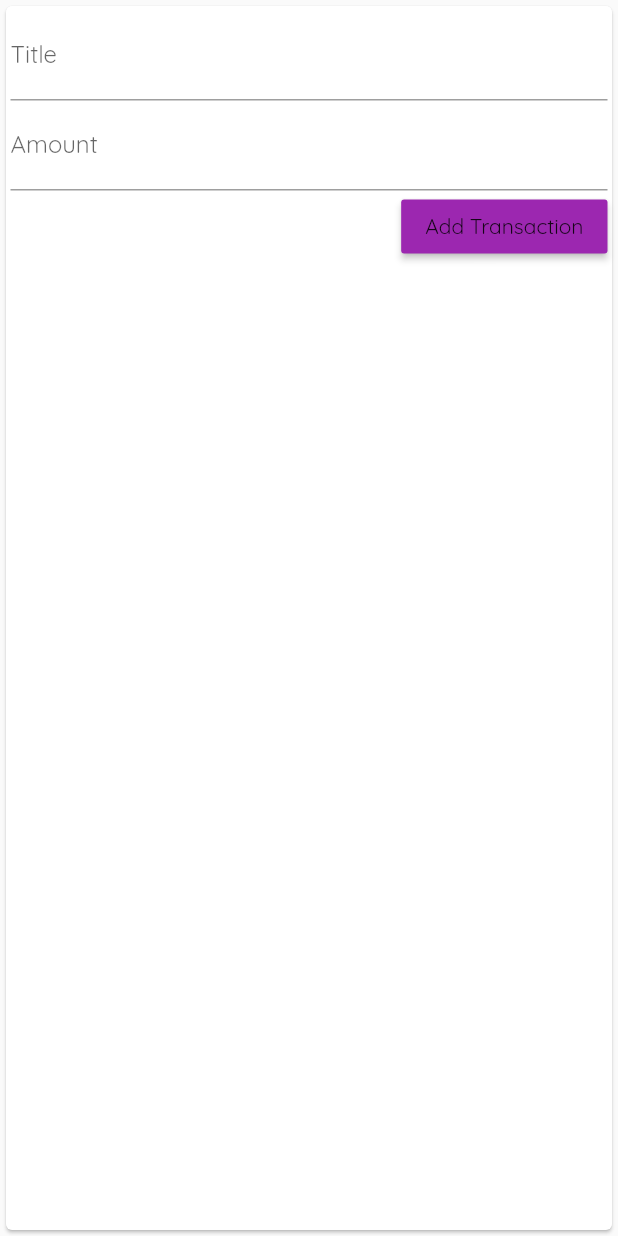
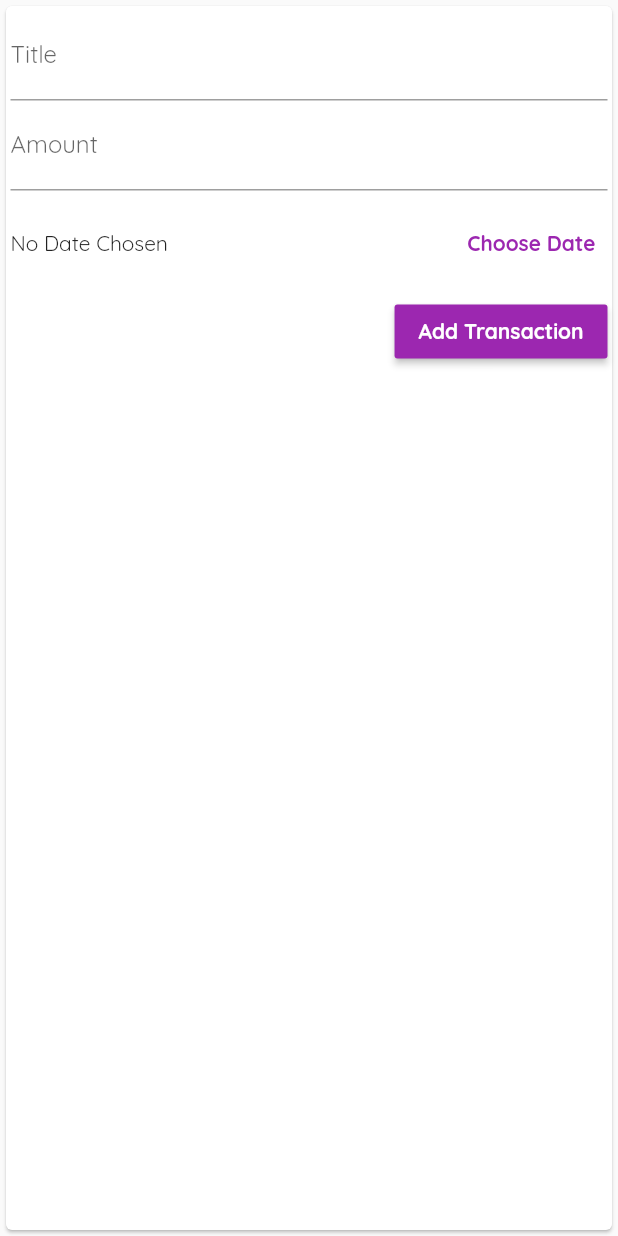
Before and after one commit to mazenmazosh/Personal_expenses, a Flutter app: the NewTransaction widget shown alone on an empty page, opened directly with empty values, after a tap on "Add Transaction", on a phone screen of 412 x 824 dp. Run offline on Flutter 3.47's test engine with Material 2 defaults, Android fonts, the phone set to English and light mode, and no system bars.

Commit message:
seventh change

```diff
--- a/lib/widgets/new_transaction.dart
+++ b/lib/widgets/new_transaction.dart
@@ -1,4 +1,5 @@
 import 'package:flutter/material.dart';
+import 'package:intl/intl.dart';
 
 class NewTransaction extends StatefulWidget {
   NewTransaction(this.addTransaction, {Key? key}) : super(key: key);
@@ -10,19 +11,35 @@ class NewTransaction extends StatefulWidget {
 }
 
 class _NewTransactionState extends State<NewTransaction> {
-  final textController = TextEditingController();
+  final _textController = TextEditingController();
+  final _amountController = TextEditingController();
+  DateTime? _selectedDate;
 
-  final amountController = TextEditingController();
-
-  void SubmitData() {
-    final enteredTitle = textController.text;
-    final enteredAmmount = double.parse(amountController.text);
+  void _SubmitData() {
+    final enteredTitle = _textController.text;
+    final enteredAmmount = double.parse(_amountController.text);
     if (enteredAmmount <= 0 || enteredTitle.isEmpty) {
       return;
     }
     widget.addTransaction(
-        textController.text, double.tryParse(amountController.text)!);
+        _textController.text, double.tryParse(_amountController.text)!);
     Navigator.pop(context);
+  }
+
+  void _presentDatePicker() {
+    showDatePicker(
+      context: context,
+      initialDate: DateTime.now(),
+      firstDate: DateTime(2019),
+      lastDate: DateTime.now(),
+    ).then((value) {
+      if (value == null) {
+        return;
+      }
+      setState(() {
+        _selectedDate = value;
+      });
+    });
   }
 
   @override
@@ -34,19 +51,43 @@ class _NewTransactionState extends State<NewTransaction> {
           crossAxisAlignment: CrossAxisAlignment.end,
           children: [
             TextField(
-              controller: textController,
+              controller: _textController,
               decoration: const InputDecoration(labelText: 'Title'),
-              onSubmitted: (_) => SubmitData(),
+              onSubmitted: (_) => _SubmitData(),
             ),
             TextField(
-              controller: amountController,
+              controller: _amountController,
               decoration: const InputDecoration(labelText: 'Amount'),
               keyboardType: TextInputType.number,
-              onSubmitted: (_) => SubmitData(),
+              onSubmitted: (_) => _SubmitData(),
+            ),
+            Container(
+              height: 70,
+              child: Row(
+                children: [
+                  Expanded(
+                    child: Text(_selectedDate == null
+                        ? 'No Date Chosen'
+                        : 'Picked Date: ${DateFormat.yMd().format(_selectedDate!)}'),
+                  ),
+                  TextButton(
+                    onPressed: _presentDatePicker,
+                    child: const Text(
+                      'Choose Date',
+                      style: TextStyle(
+                          fontWeight: FontWeight.bold, color: Colors.purple),
+                    ),
+                  )
+                ],
+              ),
             ),
             MaterialButton(
-              onPressed: SubmitData,
-              child: const Text('Add Transaction'),
+              onPressed: _SubmitData,
+              child: const Text('Add Transaction',
+                  style: TextStyle(
+                      color: Colors.white,
+                      fontSize: 14,
+                      fontWeight: FontWeight.bold)),
               color: Colors.purple,
             )
           ],
```
